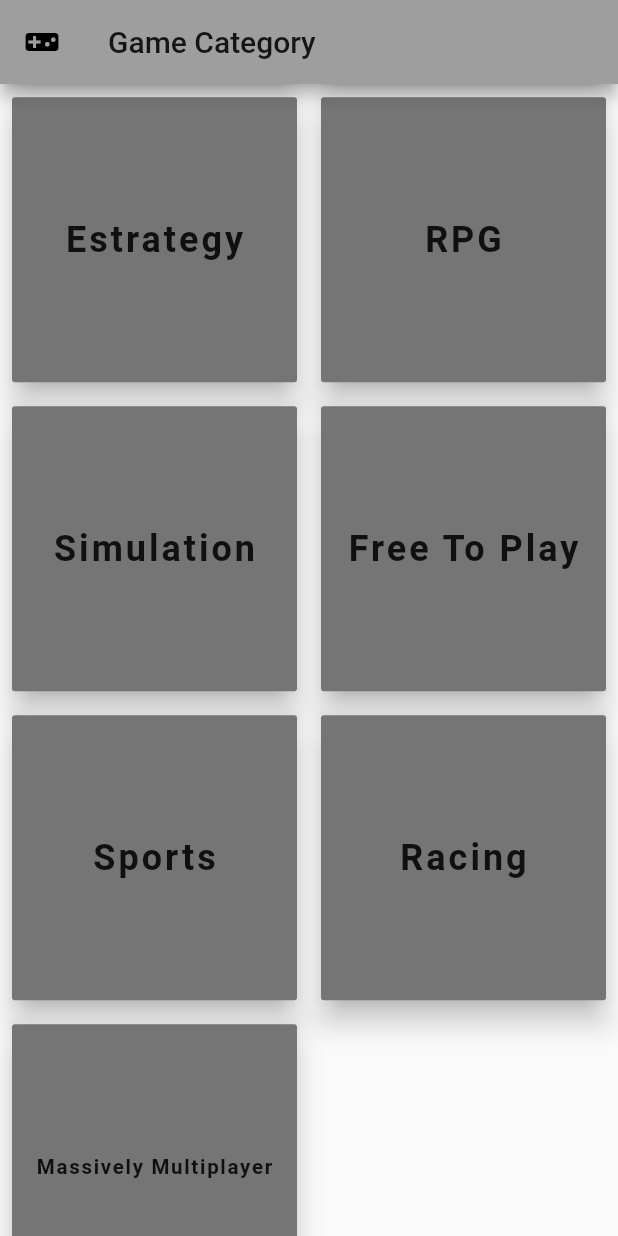
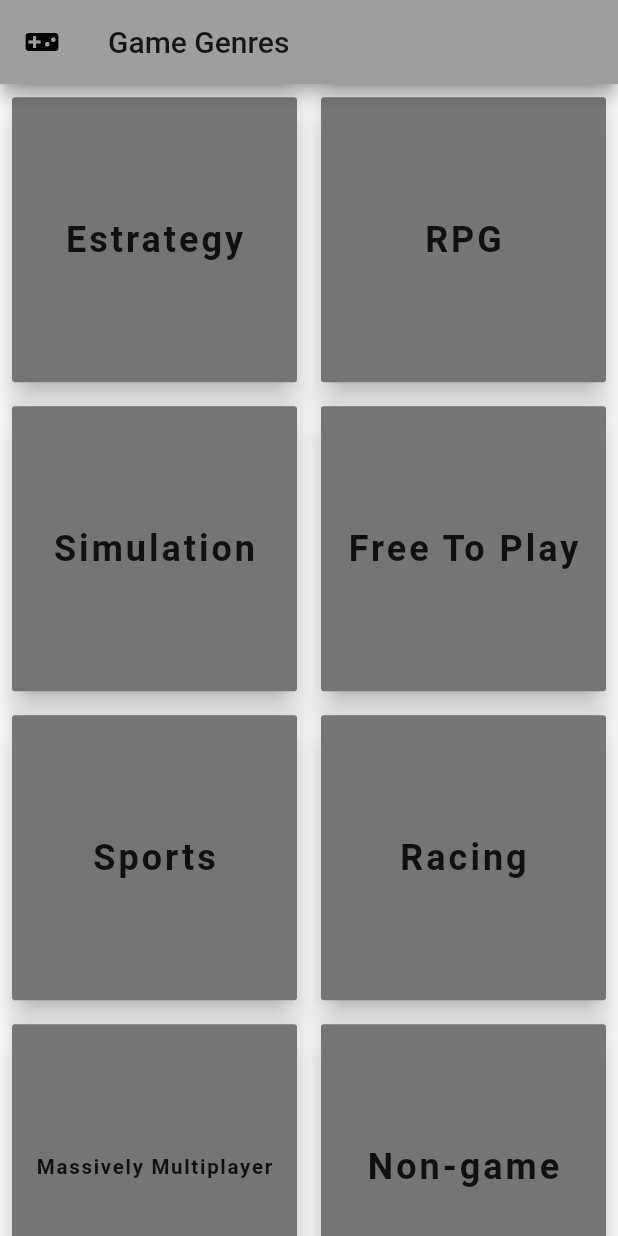
Before and after one commit to spicollys/Setup-Wizard, a Flutter app: the screen it shows after launch, scrolled down 576 dp, on a phone screen of 412 x 824 dp. Run offline on Flutter 3.47's test engine with Material 2 defaults, Android fonts, the phone set to English and light mode, and no system bars.

Commit message:
Rename GameCategory to GameGenre

```diff
--- a/lib/app/components/game_category/all_categories_button.dart
+++ b/lib/app/components/game_category/all_genre_button.dart
@@ -1,6 +1,6 @@
 import 'package:flutter/material.dart';
 
-class AllCategoriesButton extends StatelessWidget {
+class AllGenreButton extends StatelessWidget {
   @override
   Widget build(BuildContext context) {
     return Container(
@@ -12,10 +12,10 @@ class AllCategoriesButton extends StatelessWidget {
           elevation: 8,
           color: Colors.grey[600],
           onPressed: () =>
-              print("All Categories"), //TODO AllGamesPage Navigation
+              print("All Genres"), //TODO AllGamesPage Navigation
           child: Center(
             child: Text(
-              "All Categories",
+              "All Genres",
               style: TextStyle(
                   fontSize: 24, letterSpacing: 2, fontWeight: FontWeight.bold),
             ),
--- a/lib/app/components/game_category/game_category_grid.dart
+++ b/lib/app/components/game_category/game_genre_grid.dart
@@ -1,8 +1,8 @@
 import 'package:flutter/material.dart';
-import 'package:setup/app/pages/game_category/controller/game_category_controller.dart';
+import 'package:setup/app/pages/game_category/controller/game_genre_controller.dart';
 
 
-class GameCategoryGrid extends StatelessWidget {
+class GameGenreGrid extends StatelessWidget {
   @override
   Widget build(BuildContext context) {
     return GridView.count(
@@ -11,18 +11,18 @@ class GameCategoryGrid extends StatelessWidget {
       shrinkWrap: true,
       crossAxisCount: 2,
       children:
-          List.generate(GameCategoryController.categoriesList.length, (index) {
+          List.generate(GameGenreController.genreList.length, (index) {
         return Padding(
           padding: const EdgeInsets.all(8.0),
           child: RaisedButton(
             elevation: 8,
             color: Colors.grey[600],
             onPressed: () =>
-                GameCategoryController.instance.filterCategory(index),
+                GameGenreController.instance.filterGenre(index),
             child: FittedBox(
               fit: BoxFit.fill,
               child: Text(
-                GameCategoryController.categoriesList[index],
+                GameGenreController.genreList[index],
                 style: TextStyle(
                     fontSize: 24,
                     letterSpacing: 2,
--- a/lib/app/main.dart
+++ b/lib/app/main.dart
@@ -1,6 +1,6 @@
 import 'package:flutter/material.dart';
 
-import 'pages/game_category/game_category_page.dart';
+import 'pages/game_category/game_genre_page.dart';
 
 void main() => runApp(MyApp());
 
@@ -15,6 +15,6 @@ class MyApp extends StatelessWidget {
           primarySwatch: Colors.grey,
           visualDensity: VisualDensity.adaptivePlatformDensity,
         ),
-        home: GameCategoryPage());
+        home: GameGenrePage());
   }
 }
--- a/lib/app/pages/game_category/controller/game_category_controller.dart
+++ b/lib/app/pages/game_category/controller/game_genre_controller.dart
@@ -1,10 +1,10 @@
-class GameCategoryController {
-  static final GameCategoryController instance =
-      GameCategoryController._(); //singleton pattern
+class GameGenreController {
+  static final GameGenreController instance =
+      GameGenreController._(); //singleton pattern
 
-  GameCategoryController._(); //private constructor: this class just can be instanciated here
+  GameGenreController._(); //private constructor: this class just can be instanciated here
 
-  static final List<String> categoriesList = [
+  static final List<String> genreList = [
     "Indie",
     "Action",
     "Adventure",
@@ -15,10 +15,11 @@ class GameCategoryController {
     "Free To Play",
     "Sports",
     "Racing",
-    "Massively Multiplayer"
+    "Massively Multiplayer",
+    "Non-game",
   ];
 
-  filterCategory(int index) {
+  filterGenre(int index) {
     switch (index) {
       case 0:
         return isIndie();
@@ -42,6 +43,8 @@ class GameCategoryController {
         return isRacing();
       case 10:
         return isMassivelyMultiplayer();
+      case 11:
+        return isNonGame();
     }
   }
 
@@ -57,5 +60,6 @@ class GameCategoryController {
   isRacing() => print("Racing"); //Return Racing Games True
   isMassivelyMultiplayer() =>
       print("Massively Multiplayer"); //Return Massively Multiplayer Games True
+  isNonGame() => print("Non-game"); //Return Non-game True
 
 }
--- a/lib/app/pages/game_category/game_category_page.dart
+++ b/lib/app/pages/game_category/game_genre_page.dart
@@ -1,23 +1,23 @@
 import 'package:flutter/cupertino.dart';
 import 'package:flutter/material.dart';
-import 'package:setup/app/components/game_category/game_category_grid.dart';
-import 'package:setup/app/components/game_category/all_categories_button.dart';
+import 'package:setup/app/components/game_category/game_genre_grid.dart';
+import 'package:setup/app/components/game_category/all_genre_button.dart';
 
 
-class GameCategoryPage extends StatelessWidget {
+class GameGenrePage extends StatelessWidget {
   @override
   Widget build(BuildContext context) {
     return Scaffold(
       appBar: AppBar(
-        title: Text("Game Category"),
+        title: Text("Game Genres"),
         leading: Icon(Icons.videogame_asset),
       ),
       body: Container(
         child: ListView(
           shrinkWrap: true,
           children: <Widget>[
-            AllCategoriesButton(),
-            GameCategoryGrid(),
+            AllGenreButton(),
+            GameGenreGrid(),
           ],
         ),
       ),
```
